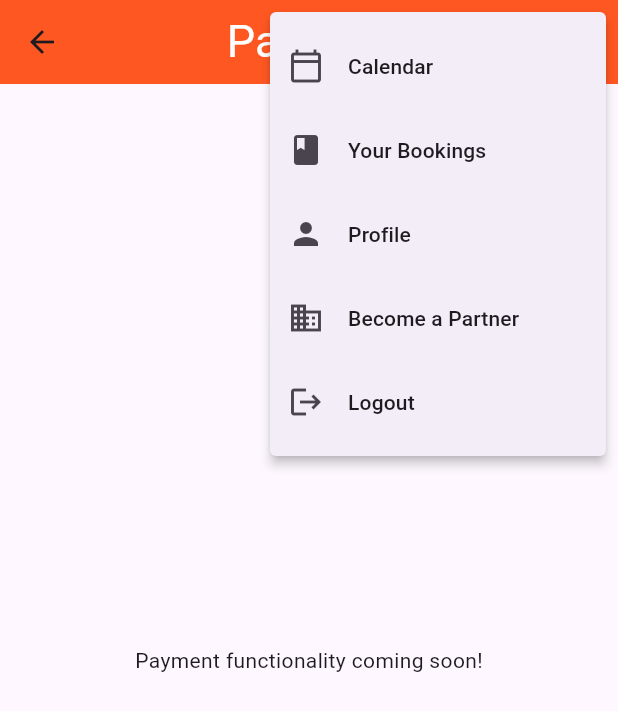
After one commit to shivakumarv3453/smartWash23, a Flutter app: the PaymentPage screen opened by its route, after a tap on the "menu" icon, on a phone screen of 412 x 824 dp. The commit adds this screen. Shown: the top 711 px of the screen. Run offline on Flutter 3.47's test engine with Material 3 defaults, Android fonts, the phone set to English and light mode, and no system bars; our stand-ins replace cloud_firestore, firebase_auth, firebase_core, firebase_messaging, geolocator, google_sign_in and 1 more; accounts and stored records are empty.

Commit message:
upto payment page

```diff
--- a/lib/main.dart
+++ b/lib/main.dart
@@ -5,6 +5,7 @@ import 'package:flutter/foundation.dart';
 import 'package:flutter/material.dart';
 import 'package:smart_wash/login/login.dart';
 import 'package:smart_wash/user/screens/dash.dart';
+import 'package:smart_wash/user/screens/payment.dart';
 // import 'package:smart_wash/login.dart';
 // import 'dart:html' as html;
 
@@ -45,6 +46,9 @@ class MyApp extends StatelessWidget {
       title: 'Smart Wash',
       debugShowCheckedModeBanner: false,
       home: AuthWrapper(),
+      routes: {
+        '/payment': (context) => PaymentPage(), // ✅ Named route goes here
+      },
     );
   }
 }
--- /dev/null
+++ b/lib/user/screens/payment.dart
@@ -0,0 +1,14 @@
+import 'package:flutter/material.dart';
+import 'package:smart_wash/user/app_bar.dart';
+
+class PaymentPage extends StatelessWidget {
+  @override
+  Widget build(BuildContext context) {
+    return Scaffold(
+      appBar: custAppBar(context, "Payment"),
+      body: Center(
+        child: Text("Payment functionality coming soon!"),
+      ),
+    );
+  }
+}
```
Also changed, not shown: lib/user/bookings/booking_details.dart (+43 -18 lines).
